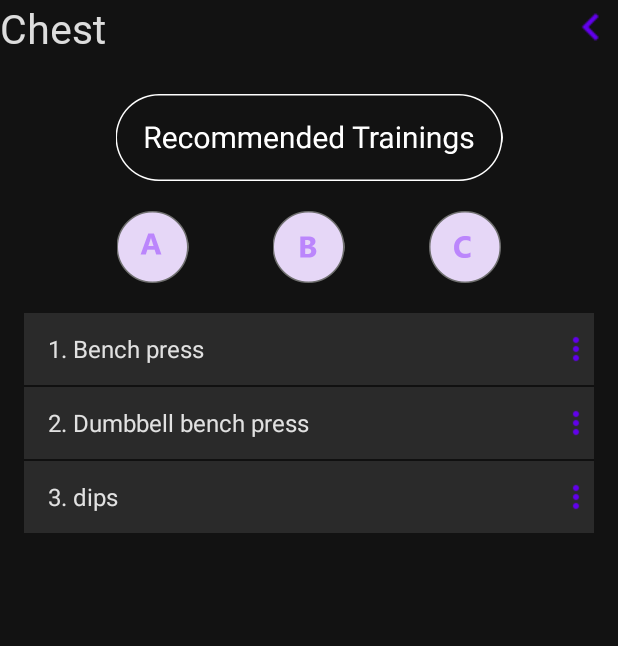
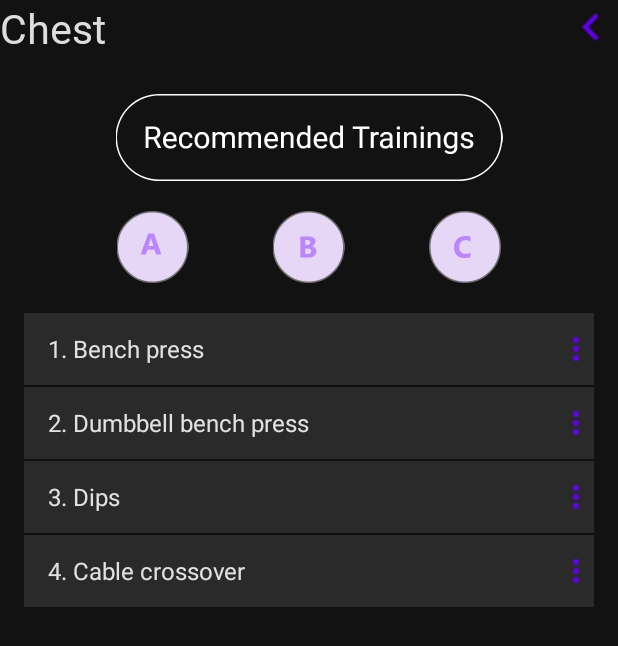
Before and after one commit to ronamir1/FitnessDemo, an Android app: the MainActivity screen opened directly, with no data from a screen before it, after a tap on an icon or button, on a phone screen of 412 x 824 dp. Shown: the top 646 px of the screen. Run offline under Robolectric (Android 15) with nearby library versions, the phone set to English and light mode, and no system bars.

Commit message:
added new chest video changed daily tip time to 500 from 3500 fixed a few typos

```diff
--- a/app/src/main/java/com/example/fitnessdemo/MainActivity.java
+++ b/app/src/main/java/com/example/fitnessdemo/MainActivity.java
@@ -107,7 +107,7 @@ public class MainActivity extends AppCompatActivity {
                     toast.setDuration(Toast.LENGTH_SHORT);
                     toast.show();
                 }
-            }, 3500);
+            }, 500);
         }
         else{
             entry.setAlpha(0f);
--- a/app/src/main/java/com/example/fitnessdemo/MuscleGroupActivity.java
+++ b/app/src/main/java/com/example/fitnessdemo/MuscleGroupActivity.java
@@ -75,8 +75,8 @@ public class MuscleGroupActivity extends AppCompatActivity {
 
         switch (numMuscleGroup) {
             case CHEST:
-                exercises = new String[]{"1. Bench press", "2. Dumbbell bench press ", "3. dips"};
-                info = new String[]{raisingPyramide, raisingPyramide, bodyWeight};
+                exercises = new String[]{"1. Bench press", "2. Dumbbell bench press ", "3. Dips", "4. Cable crossover"};
+                info = new String[]{raisingPyramide, raisingPyramide, bodyWeight, combineClassicPyramide};
                 break;
             case SHOULDERS:
                 exercises = new String[]{"1. Shoulder press", "2. Face pull"};
@@ -91,7 +91,7 @@ public class MuscleGroupActivity extends AppCompatActivity {
                 info = new String[]{combineClassicPyramide, combineClassicPyramide};
                 break;
             case LEGS:
-                exercises = new String[]{"1. Squat", "2. Deadlift", "3. lunges", "4. Bulgarian split squat"};
+                exercises = new String[]{"1. Squat", "2. Deadlift", "3. Lunges", "4. Bulgarian split squat"};
                 info = new String[]{raisingPyramide, raisingPyramide, combineClassicPyramide, combineClassicPyramide};
                 break;
             case ABS:
--- a/app/src/main/java/com/example/fitnessdemo/SquatActivity.java
+++ b/app/src/main/java/com/example/fitnessdemo/SquatActivity.java
@@ -52,6 +52,11 @@ public class SquatActivity extends AppCompatActivity {
                 secondTextView.setText("Dips - back");
                 Glide.with(this).load(R.drawable.dips_side).into(firstGif);
                 Glide.with(this).load(R.drawable.dips_back).into(secondGif);
+                break;
+            case 3:
+                oneGifOnly();
+                firstTextView.setText("Cable crossover");
+                Glide.with(this).load(R.drawable.cable_crossover).into(firstGif);
                 break;
         }
     }
--- a/app/src/main/res/layout/popup_example.xml
+++ b/app/src/main/res/layout/popup_example.xml
@@ -33,7 +33,7 @@
                 android:theme="@style/RobotoTextViewStyle" />
 
             <EditText
-                android:id="@+id/weights"
+                android:id="@+id/sets"
                 android:layout_width="30dp"
                 android:layout_height="wrap_content"
                 android:backgroundTint="#FFFFFF"
@@ -61,7 +61,7 @@
                 android:theme="@style/RobotoTextViewStyle" />
 
             <EditText
-                android:id="@+id/sets"
+                android:id="@+id/weights"
                 android:layout_width="30dp"
                 android:layout_height="wrap_content"
                 android:backgroundTint="#FFFFFF"
```
